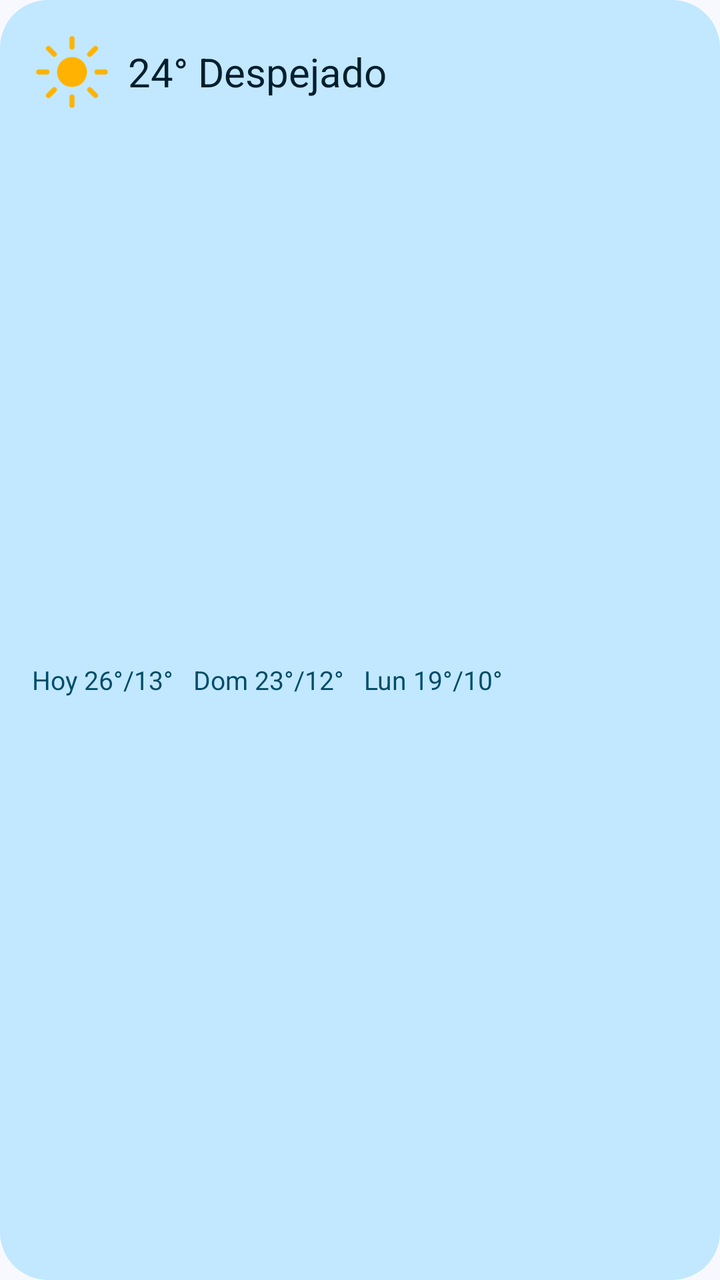
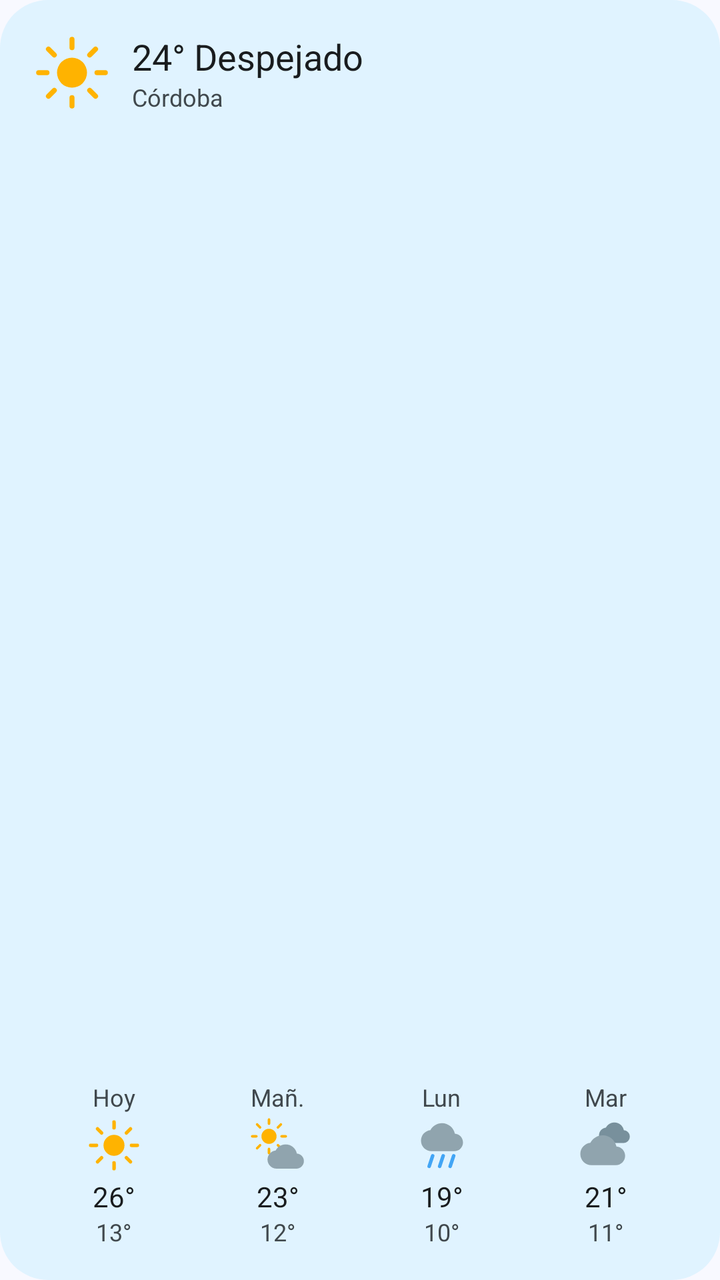

Two renders of the same Android screen: before a commit and after it. Below are the layout's source before the change and the commit's diff.
<!-- AndroidManifest.xml: application theme Theme.Clima -->
<!-- res/layout/widget_preview_pronostico.xml -->
<?xml version="1.0" encoding="utf-8"?>
<LinearLayout xmlns:android="http://schemas.android.com/apk/res/android"
    android:layout_width="match_parent"
    android:layout_height="match_parent"
    android:background="@drawable/preview_background"
    android:orientation="vertical"
    android:padding="16dp">

    <LinearLayout
        android:layout_width="match_parent"
        android:layout_height="wrap_content"
        android:gravity="center_vertical"
        android:orientation="horizontal">

        <ImageView
            android:layout_width="40dp"
            android:layout_height="40dp"
            android:importantForAccessibility="no"
            android:src="@drawable/ic_weather_clear_day" />

        <TextView
            android:layout_width="0dp"
            android:layout_height="wrap_content"
            android:layout_marginStart="8dp"
            android:layout_weight="1"
            android:text="24° Despejado"
            android:textColor="@color/preview_on_background"
            android:textSize="20sp" />
    </LinearLayout>

    <TextView
        android:layout_width="match_parent"
        android:layout_height="0dp"
        android:layout_weight="1"
        android:gravity="center_vertical"
        android:text="Hoy 26°/13°   Dom 23°/12°   Lun 19°/10°"
        android:textColor="@color/preview_on_background_variant"
        android:textSize="13sp" />
</LinearLayout>
<!-- resources referenced by this layout -->
<resources>
  <color name="preview_on_background">#FF001B3E</color>
  <color name="preview_on_background_variant">#FF3B4858</color>
  <!-- drawable preview_background (drawable) -->
  <?xml version="1.0" encoding="utf-8"?>
  <shape xmlns:android="http://schemas.android.com/apk/res/android" android:shape="rectangle">
      <solid android:color="@color/preview_background" />
      <corners android:radius="24dp" />
  </shape>
  <style name="Theme.Clima" parent="android:Theme.Material.Light.NoActionBar">
          <item name="android:windowBackground">@color/window_background</item>
      </style>
  <color name="preview_background">#FFD6E3FF</color>
  <color name="window_background">#FFF8F9FF</color>
  <!-- unchanged entries left out for length: 1 -->
</resources>

<!-- the commit's change to res/layout/widget_preview_pronostico.xml (unified diff, before → after) -->
@@ -2,7 +2,7 @@
 <LinearLayout xmlns:android="http://schemas.android.com/apk/res/android"
     android:layout_width="match_parent"
     android:layout_height="match_parent"
-    android:background="@drawable/preview_background"
+    android:background="@drawable/preview_surface"
     android:orientation="vertical"
     android:padding="16dp">
 
@@ -13,27 +13,182 @@
         android:orientation="horizontal">
 
         <ImageView
-            android:layout_width="40dp"
-            android:layout_height="40dp"
-            android:importantForAccessibility="no"
-            android:src="@drawable/ic_weather_clear_day" />
+        android:layout_width="40dp"
+        android:layout_height="40dp"
+        android:importantForAccessibility="no"
+        android:src="@drawable/ic_weather_clear_day" />
 
-        <TextView
-            android:layout_width="0dp"
+        <LinearLayout
+            android:layout_width="wrap_content"
             android:layout_height="wrap_content"
-            android:layout_marginStart="8dp"
-            android:layout_weight="1"
-            android:text="24° Despejado"
-            android:textColor="@color/preview_on_background"
-            android:textSize="20sp" />
+            android:layout_marginStart="10dp"
+            android:orientation="vertical">
+
+            <TextView
+        android:layout_width="wrap_content"
+        android:layout_height="wrap_content"
+        android:text="24° Despejado"
+        android:textColor="@color/preview_text"
+        android:textSize="18sp" />
+
+            <TextView
+        android:layout_width="wrap_content"
+        android:layout_height="wrap_content"
+        android:text="Córdoba"
+        android:textColor="@color/preview_text_variant"
+        android:textSize="12sp" />
+        </LinearLayout>
     </LinearLayout>
 
-    <TextView
+    <LinearLayout
         android:layout_width="match_parent"
         android:layout_height="0dp"
         android:layout_weight="1"
-        android:gravity="center_vertical"
-        android:text="Hoy 26°/13°   Dom 23°/12°   Lun 19°/10°"
-        android:textColor="@color/preview_on_background_variant"
-        android:textSize="13sp" />
+        android:gravity="bottom"
+        android:orientation="horizontal">
+
+        <LinearLayout
+            android:layout_width="0dp"
+            android:layout_height="wrap_content"
+            android:layout_weight="1"
+            android:gravity="center_horizontal"
+            android:orientation="vertical">
+
+            <TextView
+        android:layout_width="wrap_content"
+        android:layout_height="wrap_content"
+        android:text="Hoy"
+        android:textColor="@color/preview_text_variant"
+        android:textSize="12sp" />
+
+            <ImageView
+        android:layout_width="28dp"
+        android:layout_height="28dp"
+        android:importantForAccessibility="no"
+        android:src="@drawable/ic_weather_clear_day"
+            android:layout_marginVertical="2dp" />
+
+            <TextView
+        android:layout_width="wrap_content"
+        android:layout_height="wrap_content"
+        android:text="26°"
+        android:textColor="@color/preview_text"
+        android:textSize="14sp" />
+
+            <TextView
+        android:layout_width="wrap_content"
+        android:layout_height="wrap_content"
+        android:text="13°"
+        android:textColor="@color/preview_text_variant"
+        android:textSize="12sp" />
+        </LinearLayout>
+
+        <LinearLayout
+            android:layout_width="0dp"
+            android:layout_height="wrap_content"
+            android:layout_weight="1"
+            android:gravity="center_horizontal"
+            android:orientation="vertical">
+
+            <TextView
+        android:layout_width="wrap_content"
+        android:layout_height="wrap_content"
+        android:text="Mañ."
+        android:textColor="@color/preview_text_variant"
+        android:textSize="12sp" />
+
+            <ImageView
+        android:layout_width="28dp"
+        android:layout_height="28dp"
+        android:importantForAccessibility="no"
+        android:src="@drawable/ic_weather_partly_cloudy_day"
+            android:layout_marginVertical="2dp" />
+
+            <TextView
+        android:layout_width="wrap_content"
+        android:layout_height="wrap_content"
+        android:text="23°"
+        android:textColor="@color/preview_text"
+        android:textSize="14sp" />
+
+            <TextView
+        android:layout_width="wrap_content"
+        android:layout_height="wrap_content"
+        android:text="12°"
+        android:textColor="@color/preview_text_variant"
+        android:textSize="12sp" />
+        </LinearLayout>
+
+        <LinearLayout
+            android:layout_width="0dp"
+            android:layout_height="wrap_content"
+            android:layout_weight="1"
+            android:gravity="center_horizontal"
+            android:orientation="vertical">
+
+            <TextView
+        android:layout_width="wrap_content"
+        android:layout_height="wrap_content"
+        android:text="Lun"
+        android:textColor="@color/preview_text_variant"
+        android:textSize="12sp" />
+
+            <ImageView
+        android:layout_width="28dp"
+        android:layout_height="28dp"
+        android:importantForAccessibility="no"
+        android:src="@drawable/ic_weather_rain"
+            android:layout_marginVertical="2dp" />
+
+            <TextView
+        android:layout_width="wrap_content"
+        android:layout_height="wrap_content"
+        android:text="19°"
+        android:textColor="@color/preview_text"
+        android:textSize="14sp" />
+
+            <TextView
+        android:layout_width="wrap_content"
+        android:layout_height="wrap_content"
+        android:text="10°"
+        android:textColor="@color/preview_text_variant"
+        android:textSize="12sp" />
+        </LinearLayout>
+
+        <LinearLayout
+            android:layout_width="0dp"
+            android:layout_height="wrap_content"
+            android:layout_weight="1"
+            android:gravity="center_horizontal"
+            android:orientation="vertical">
+
+            <TextView
+        android:layout_width="wrap_content"
+        android:layout_height="wrap_content"
+        android:text="Mar"
+        android:textColor="@color/preview_text_variant"
+        android:textSize="12sp" />
+
+            <ImageView
+        android:layout_width="28dp"
+        android:layout_height="28dp"
+        android:importantForAccessibility="no"
+        android:src="@drawable/ic_weather_cloudy"
+            android:layout_marginVertical="2dp" />
+
+            <TextView
+        android:layout_width="wrap_content"
+        android:layout_height="wrap_content"
+        android:text="21°"
+        android:textColor="@color/preview_text"
+        android:textSize="14sp" />
+
+            <TextView
+        android:layout_width="wrap_content"
+        android:layout_height="wrap_content"
+        android:text="11°"
+        android:textColor="@color/preview_text_variant"
+        android:textSize="12sp" />
+        </LinearLayout>
+    </LinearLayout>
 </LinearLayout>
<!-- resource entries referenced after the edit -->
@@ -1,17 +1,52 @@
 <!-- resources referenced by this layout -->
 <resources>
-  <color name="preview_on_background">#FF001B3E</color>
-  <color name="preview_on_background_variant">#FF3B4858</color>
-  <!-- drawable preview_background (drawable) -->
+  <color name="preview_text">#FF1A1C20</color>
+  <color name="preview_text_variant">#FF44474E</color>
+  <!-- drawable ic_weather_cloudy (drawable) -->
+  <?xml version="1.0" encoding="utf-8"?>
+  <vector xmlns:android="http://schemas.android.com/apk/res/android"
+      android:width="48dp" android:height="48dp"
+      android:viewportWidth="48" android:viewportHeight="48">
+    <group android:scaleX="1.1" android:scaleY="1.1" android:translateX="18" android:translateY="0">
+      <path android:fillColor="#78909C" android:pathData="M19.35,10.04C18.67,6.59 15.64,4 12,4 9.11,4 6.6,5.64 5.35,8.04 2.34,8.36 0,10.91 0,14c0,3.31 2.69,6 6,6h13c2.76,0 5,-2.24 5,-5 0,-2.64 -2.05,-4.78 -4.65,-4.96z" />
+    </group>
+    <group android:scaleX="1.6" android:scaleY="1.6" android:translateX="2" android:translateY="9">
+      <path android:fillColor="#90A4AE" android:pathData="M19.35,10.04C18.67,6.59 15.64,4 12,4 9.11,4 6.6,5.64 5.35,8.04 2.34,8.36 0,10.91 0,14c0,3.31 2.69,6 6,6h13c2.76,0 5,-2.24 5,-5 0,-2.64 -2.05,-4.78 -4.65,-4.96z" />
+    </group>
+  </vector>
+  <!-- drawable ic_weather_partly_cloudy_day (drawable) -->
+  <?xml version="1.0" encoding="utf-8"?>
+  <vector xmlns:android="http://schemas.android.com/apk/res/android"
+      android:width="48dp" android:height="48dp"
+      android:viewportWidth="48" android:viewportHeight="48">
+    <group android:scaleX="0.72" android:scaleY="0.72" android:translateX="-1" android:translateY="-1">
+      <path android:fillColor="#FFB300" android:pathData="M24,15a9,9 0 1,1 0,18a9,9 0 1,1 0,-18z" />
+      <path android:pathData="M24,4V9M24,39V44M4,24H9M39,24H44M9.86,9.86L13.39,13.39M34.61,34.61L38.14,38.14M9.86,38.14L13.39,34.61M34.61,13.39L38.14,9.86" android:strokeColor="#FFB300" android:strokeWidth="3" android:strokeLineCap="round" android:strokeLineJoin="round" />
+    </group>
+    <group android:scaleX="1.3" android:scaleY="1.3" android:translateX="15" android:translateY="18">
+      <path android:fillColor="#90A4AE" android:pathData="M19.35,10.04C18.67,6.59 15.64,4 12,4 9.11,4 6.6,5.64 5.35,8.04 2.34,8.36 0,10.91 0,14c0,3.31 2.69,6 6,6h13c2.76,0 5,-2.24 5,-5 0,-2.64 -2.05,-4.78 -4.65,-4.96z" />
+    </group>
+  </vector>
+  <!-- drawable ic_weather_rain (drawable) -->
+  <?xml version="1.0" encoding="utf-8"?>
+  <vector xmlns:android="http://schemas.android.com/apk/res/android"
+      android:width="48dp" android:height="48dp"
+      android:viewportWidth="48" android:viewportHeight="48">
+    <group android:scaleX="1.5" android:scaleY="1.5" android:translateX="6" android:translateY="-1">
+      <path android:fillColor="#90A4AE" android:pathData="M19.35,10.04C18.67,6.59 15.64,4 12,4 9.11,4 6.6,5.64 5.35,8.04 2.34,8.36 0,10.91 0,14c0,3.31 2.69,6 6,6h13c2.76,0 5,-2.24 5,-5 0,-2.64 -2.05,-4.78 -4.65,-4.96z" />
+    </group>
+      <path android:pathData="M16,33L13,42M25,33L22,42M34,33L31,42" android:strokeColor="#42A5F5" android:strokeWidth="3" android:strokeLineCap="round" android:strokeLineJoin="round" />
+  </vector>
+  <!-- drawable preview_surface (drawable) -->
   <?xml version="1.0" encoding="utf-8"?>
   <shape xmlns:android="http://schemas.android.com/apk/res/android" android:shape="rectangle">
-      <solid android:color="@color/preview_background" />
+      <solid android:color="@color/preview_surface" />
       <corners android:radius="24dp" />
   </shape>
   <style name="Theme.Clima" parent="android:Theme.Material.Light.NoActionBar">
           <item name="android:windowBackground">@color/window_background</item>
       </style>
-  <color name="preview_background">#FFD6E3FF</color>
+  <color name="preview_surface">#FFF0F3FA</color>
   <color name="window_background">#FFF8F9FF</color>
   <!-- unchanged entries left out for length: 1 -->
 </resources>
